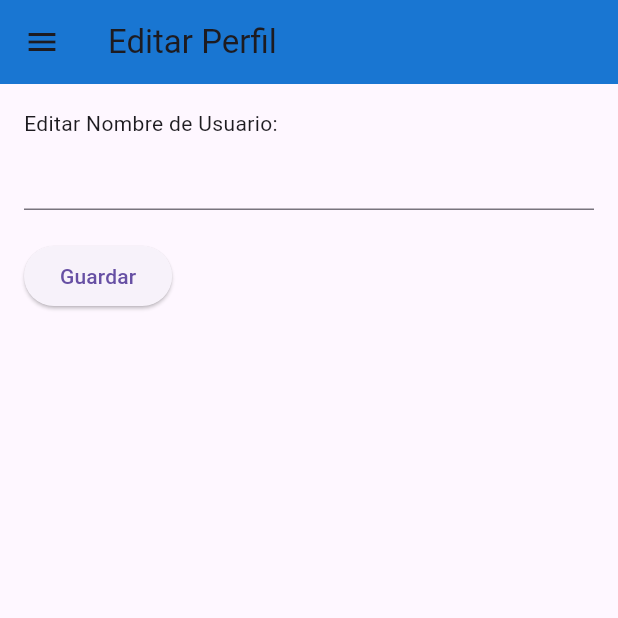
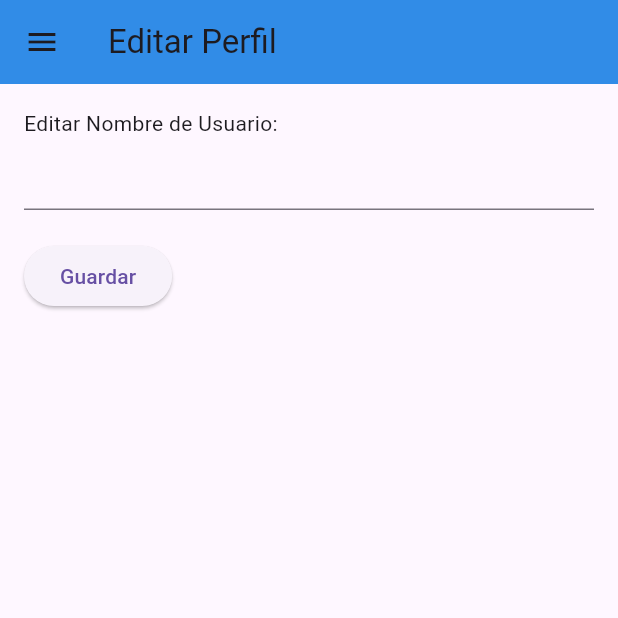
Before and after one commit to Abrajam7611/MediStock_Movil, a Flutter app: the BaseScaffold screen opened directly, on a phone screen of 412 x 824 dp, the top half of it. Run offline on Flutter 3.47's test engine with Material 3 defaults, Android fonts, the phone set to English and light mode, and no system bars.

Commit message:
cambios color

```diff
--- a/lib/widgets/base_scaffold.dart
+++ b/lib/widgets/base_scaffold.dart
@@ -12,7 +12,7 @@ class BaseScaffold extends StatelessWidget {
     return Scaffold(
       appBar: AppBar(
         title: Text(title),
-        backgroundColor: Colors.blue.shade700,
+        backgroundColor: const Color.fromARGB(255, 49, 140, 231),
       ),
       drawer: Drawer(
         child: Container(
```
